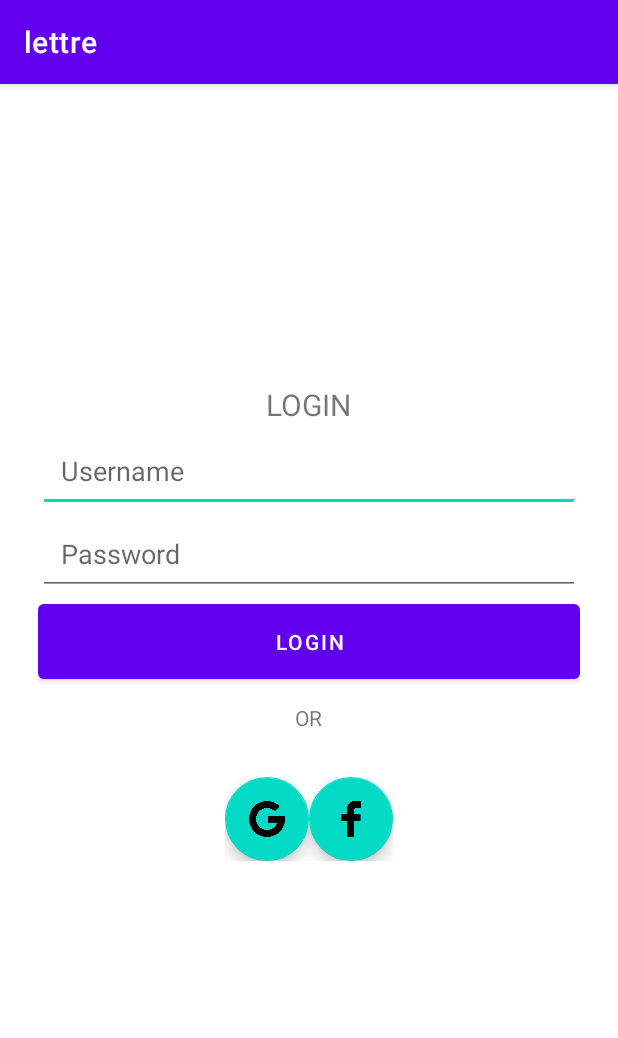
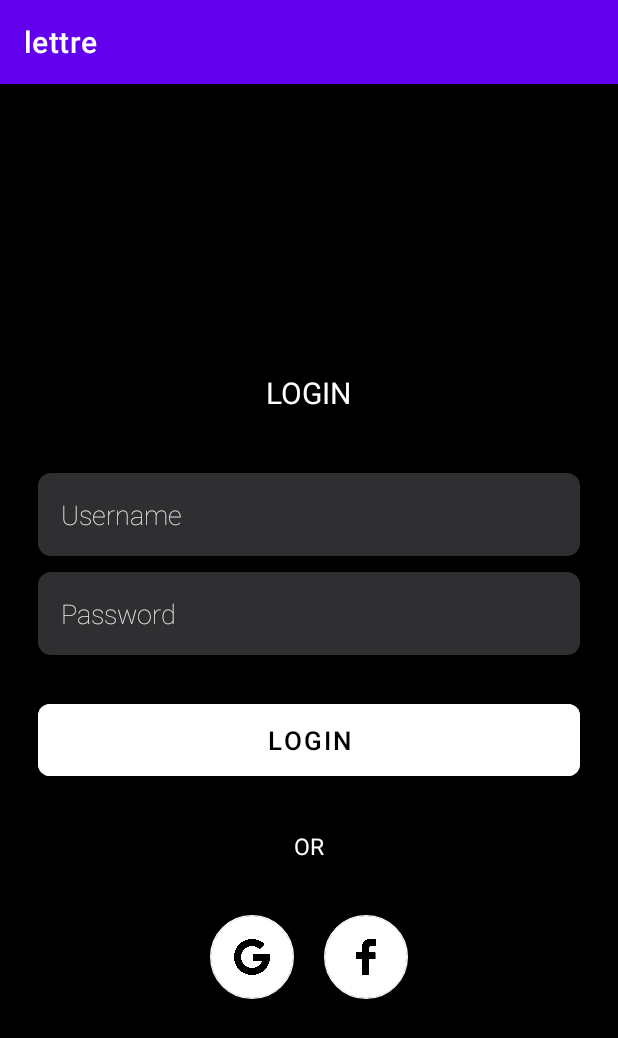
Before and after one commit to monishstark/lettre_project, an Android app: the screen it shows after launch (login), on a phone screen of 412 x 824 dp. Shown: the top 1038 px of the screen. Run offline under Robolectric (Android 15) with nearby library versions, the phone set to English and light mode, and no system bars; our stand-ins replace Firebase (no records; nobody signed in at launch, a user with empty details on screens opened directly).

Commit message:
Updated Login Screen

```diff
--- /dev/null
+++ b/app/src/main/res/drawable/login_button_round.xml
@@ -0,0 +1,14 @@
+<?xml version="1.0" encoding="utf-8"?>
+<shape xmlns:android="http://schemas.android.com/apk/res/android">
+    <solid android:color="#ffffff" />
+    <stroke
+        android:width="1dip"
+        android:color="#ffffff" />
+    <corners
+        android:bottomLeftRadius="10dp"
+        android:bottomRightRadius="10dp"
+        android:topLeftRadius="10dp"
+        android:topRightRadius="10dp">
+
+    </corners>
+</shape>
--- /dev/null
+++ b/app/src/main/res/drawable/login_edittext_round.xml
@@ -0,0 +1,14 @@
+<?xml version="1.0" encoding="utf-8"?>
+<shape xmlns:android="http://schemas.android.com/apk/res/android">
+    <solid android:color="#2F2F31" />
+    <stroke
+        android:width="1dip"
+        android:color="#2F2F31" />
+    <corners
+        android:bottomLeftRadius="8dp"
+        android:bottomRightRadius="8dp"
+        android:topLeftRadius="8dp"
+        android:topRightRadius="8dp">
+
+    </corners>
+</shape>
--- a/app/src/main/res/layout/activity_login.xml
+++ b/app/src/main/res/layout/activity_login.xml
@@ -1,20 +1,13 @@
 <?xml version="1.0" encoding="utf-8"?>
-<RelativeLayout
-    xmlns:android="http://schemas.android.com/apk/res/android"
+<RelativeLayout xmlns:android="http://schemas.android.com/apk/res/android"
     xmlns:app="http://schemas.android.com/apk/res-auto"
     xmlns:tools="http://schemas.android.com/tools"
     android:layout_width="match_parent"
     android:layout_height="match_parent"
+    android:alpha="1"
+    android:background="@color/black"
     tools:context=".login">
 
-    <TextView
-        android:id="@+id/login"
-        android:layout_width="wrap_content"
-        android:layout_height="wrap_content"
-        android:layout_centerHorizontal="true"
-        android:layout_marginTop="200dp"
-        android:textSize="20sp"
-        android:text="LOGIN" />
 
     <LinearLayout
         android:layout_width="match_parent"
@@ -23,56 +16,99 @@
         android:orientation="vertical"
         android:padding="25dp">
 
+        <TextView
+            android:id="@+id/login"
+            android:layout_width="wrap_content"
+            android:layout_height="wrap_content"
+            android:layout_centerHorizontal="true"
+            android:padding="40dp"
+            android:text="LOGIN"
+            android:textColor="#ffffff"
+            android:textSize="20sp" />
+
         <EditText
             android:id="@+id/username"
             android:layout_width="match_parent"
             android:layout_height="wrap_content"
+            android:background="@drawable/login_edittext_round"
             android:ems="10"
             android:hint="Username"
+            android:fontFamily="sans-serif-thin"
             android:inputType="textPersonName"
-            android:padding="15dp" />
+            android:padding="15dp"
+            android:textColorHint="#edeeef" />
+
+        <LinearLayout
+            android:layout_width="wrap_content"
+            android:layout_height="wrap_content"
+            android:padding="5dp">
+
+        </LinearLayout>
 
         <EditText
             android:id="@+id/password"
             android:layout_width="match_parent"
             android:layout_height="wrap_content"
+            android:background="@drawable/login_edittext_round"
             android:ems="10"
             android:hint="Password"
+            android:fontFamily="sans-serif-thin"
             android:inputType="textPassword"
-            android:padding="15dp" />
+            android:padding="15dp"
+            android:textColorHint="#edeeef" />
+
+        <LinearLayout
+            android:layout_width="wrap_content"
+            android:layout_height="wrap_content"
+            android:padding="13dp">
+
+        </LinearLayout>
 
         <Button
             android:id="@+id/button"
             android:layout_width="match_parent"
             android:layout_height="wrap_content"
-            android:padding="15dp"
-            android:text="login" />
+            android:backgroundTint="@color/white"
+            android:padding="12dp"
+            android:text="login"
+            android:textSize="17sp"
+            android:textColor="#000000"
+            app:cornerRadius="8dp"
+            app:iconTint="#FFFFFF" />
 
         <TextView
             android:id="@+id/or"
             android:layout_width="wrap_content"
             android:layout_height="wrap_content"
+            android:padding="30dp"
             android:text="OR"
-            android:padding="10dp"/>
+            android:textSize="15sp"
+            android:textColor="#ffffff" />
 
         <LinearLayout
             android:layout_width="wrap_content"
             android:layout_height="wrap_content"
             android:layout_centerHorizontal="true"
-            android:padding="20dp">
+            android:padding="5dp"
+            android:orientation="horizontal">
 
             <com.google.android.material.floatingactionbutton.FloatingActionButton
                 android:id="@+id/google_sigin"
-                android:layout_width="wrap_content"
+                android:layout_width="match_parent"
                 android:layout_height="wrap_content"
                 android:clickable="true"
+                android:layout_marginRight="10dp"
+                app:backgroundTint="@color/white"
+                app:rippleColor="#FFFFFF"
                 app:srcCompat="@drawable/google" />
 
             <com.google.android.material.floatingactionbutton.FloatingActionButton
                 android:id="@+id/fb_login"
-                android:layout_width="wrap_content"
+                android:layout_width="match_parent"
                 android:layout_height="wrap_content"
                 android:clickable="true"
+                android:layout_marginLeft="10dp"
+                app:backgroundTint="@color/white"
                 app:srcCompat="@drawable/facebook_logo" />
 
         </LinearLayout>
```
